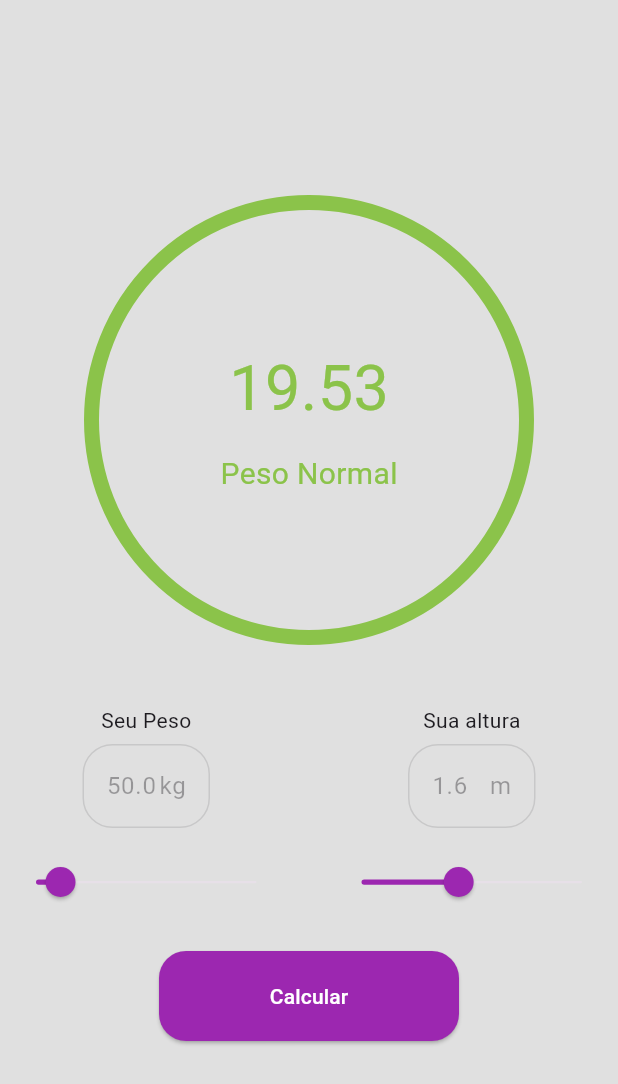
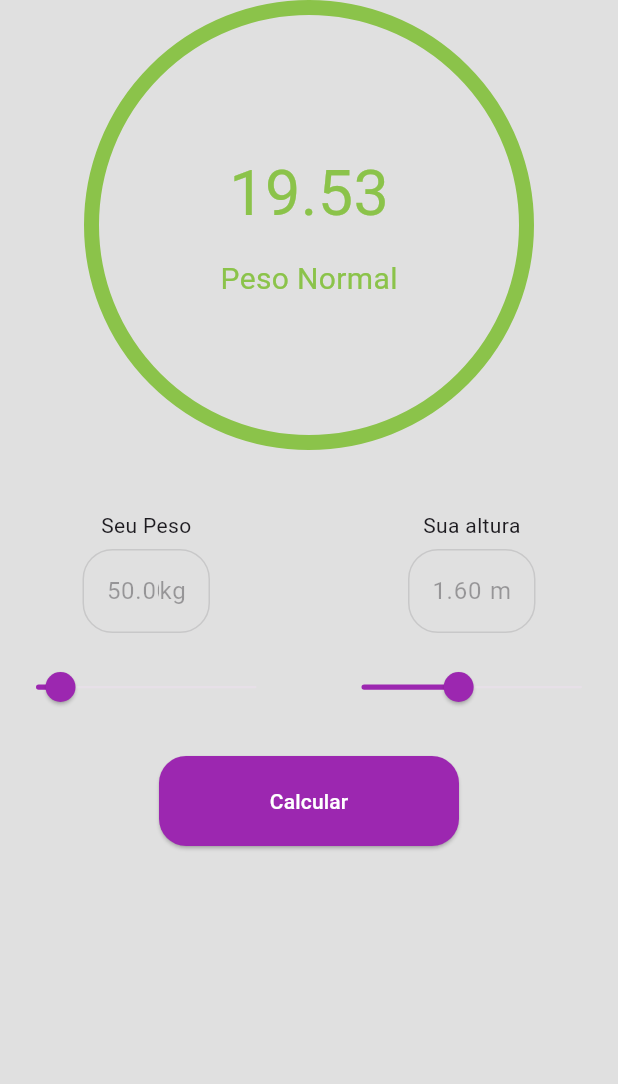
Before and after one commit to Higorbraga01/flutter-imc-app, a Flutter app: the screen it shows after launch, after a tap on "Calcular", on a phone screen of 412 x 824 dp. Shown: the top 1084 px of the screen. Run offline on Flutter 3.47's test engine with Material 3 defaults, Android fonts, the phone set to English and light mode, and no system bars.

Commit message:
fix: ajustes

```diff
--- a/lib/minha_calculadora_imc.dart
+++ b/lib/minha_calculadora_imc.dart
@@ -12,8 +12,9 @@ class CalculadoraImc extends StatefulWidget {
 }
 
 class _CalculadoraImcState extends State<CalculadoraImc> {
-  late TextEditingController pesoController;
-  late TextEditingController alturaController;
+  final TextEditingController pesoController = TextEditingController();
+  final TextEditingController alturaController = TextEditingController();
+
   double _valorPeso = 50;
   double _valorAltura = 1.6;
 
@@ -23,9 +24,8 @@ class _CalculadoraImcState extends State<CalculadoraImc> {
 
   @override
   void initState() {
-    pesoController = TextEditingController(text: _valorPeso.toString());
-    alturaController = TextEditingController(text: _valorAltura.toString());
     super.initState();
+    _updateControllers();
   }
 
   @override
@@ -35,25 +35,77 @@ class _CalculadoraImcState extends State<CalculadoraImc> {
     super.dispose();
   }
 
+  void _updateControllers() {
+    pesoController.text = _valorPeso.toStringAsFixed(2);
+    alturaController.text = _valorAltura.toStringAsFixed(2);
+  }
+
+  void _updateValue(String type, double value) {
+    setState(() {
+      if (type == 'peso') {
+        _valorPeso = value;
+      } else if (type == 'altura') {
+        _valorAltura = value;
+      }
+      _updateControllers();
+    });
+  }
+
+  void _calcularIMC() {
+    final peso = double.tryParse(pesoController.text) ?? 0;
+    final altura = double.tryParse(alturaController.text) ?? 0;
+
+    if (peso <= 0 || altura <= 0) {
+      // Mostrar uma mensagem de erro ao usuário
+      return;
+    }
+
+    setState(() {
+      imc = peso / (altura * altura);
+      classificacao = getClassificacaoImc(imc);
+      corResultado = getCorImc(imc);
+    });
+  }
+
+  String getClassificacaoImc(double? imc) {
+    if (imc == null) return 'Inválido';
+    if (imc < 18.5) return 'Abaixo do Peso';
+    if (imc <= 24.9) return 'Peso Normal';
+    if (imc <= 29.9) return 'Sobrepeso';
+    if (imc <= 34.9) return 'Obesidade Grau I';
+    if (imc <= 39.9) return 'Obesidade Grau II';
+    return 'Obesidade Grau III';
+  }
+
+  Color getCorImc(double? imc) {
+    if (imc == null) return Colors.grey;
+    if (imc < 18.5) return Colors.blue;
+    if (imc <= 24.9) return Colors.lightGreen;
+    if (imc <= 29.9) return Colors.orange;
+    if (imc <= 34.9) return Colors.orangeAccent;
+    if (imc <= 39.9) return Colors.redAccent;
+    return Colors.red;
+  }
+
   @override
   Widget build(BuildContext context) {
     return Scaffold(
       backgroundColor: Colors.grey[300],
-      body: SizedBox(
+      body: SingleChildScrollView(
+        child: SizedBox(
           width: double.infinity,
           child: Column(
             mainAxisAlignment: MainAxisAlignment.center,
             crossAxisAlignment: CrossAxisAlignment.center,
             children: [
               imc == null
-                ? AlertMessage()
+                  ? const AlertMessage()
                   : InfoImc(
                       corResultado: corResultado,
                       imc: imc,
-                    classificacao: classificacao),
-            SizedBox(
-              height: 40,
+                      classificacao: classificacao,
                     ),
+              const SizedBox(height: 40),
               Row(
                 mainAxisAlignment: MainAxisAlignment.center,
                 children: [
@@ -62,88 +114,32 @@ class _CalculadoraImcState extends State<CalculadoraImc> {
                     sufixoLabel: 'kg',
                     width: 85,
                     controller: pesoController,
-                  onChanged: (peso) {
-                    setState(() {
-                      _valorPeso = peso;
-                      pesoController.text = _valorPeso.toStringAsFixed(2);
-                    });
-                  },
+                    onChanged: (peso) => _updateValue('peso', peso),
                     value: _valorPeso,
                     valorMinimo: 20,
                     valorMaximo: 300,
                     divisions: 280,
                   ),
-                SizedBox(
-                  width: 22,
-                ),
+                  const SizedBox(width: 22),
                   AjusteValoresInput(
                     label: 'Sua altura',
                     sufixoLabel: 'm',
                     width: 85,
                     controller: alturaController,
-                    onChanged: (altura) {
-                      setState(() {
-                        _valorAltura = altura;
-                        alturaController.text = _valorAltura.toStringAsFixed(2);
-                      });
-                    },
+                    onChanged: (altura) => _updateValue('altura', altura),
                     value: _valorAltura,
                     valorMinimo: 0.5,
                     valorMaximo: 3.0,
-                    divisions: 250),
+                    divisions: 250,
+                  ),
                 ],
               ),
-            SizedBox(
-              height: 22,
+              const SizedBox(height: 22),
+              BotaoCalcularImc(onPressed: _calcularIMC),
+            ],
           ),
-            BotaoCalcularImc(onPressed: () {
-              double peso = pesoController.text != ''
-                  ? double.parse(pesoController.text)
-                  : 0;
-              double altura = alturaController.text != ''
-                  ? double.parse(alturaController.text)
-                  : 0;
-              setState(() {
-                imc = peso / (altura * altura);
-                classificacao = getClassificacaoImc(imc);
-                corResultado = getCorImc(imc);
-              });
-            })
-          ],
         ),
       ),
     );
   }
-
-  String getClassificacaoImc(double? imc) {
-    if (imc! < 18.5) {
-      return 'Abaixo do Peso';
-    } else if (imc > 18.5 && imc < 24.9) {
-      return 'Peso Normal';
-    } else if (imc > 25.0 && imc < 29.9) {
-      return 'Sobrepeso';
-    } else if (imc > 30.0 && imc < 34.9) {
-      return 'Obesidade Grau I';
-    } else if (imc > 35.0 && imc < 39.9) {
-      return 'Obesidade Grau II';
-    } else {
-      return 'Obesidade Grau III';
 }
-  }
-
-  Color getCorImc(double? imc) {
-    if (imc! < 18.5) {
-      return Colors.blue;
-    } else if (imc > 18.5 && imc < 24.9) {
-      return Colors.lightGreen;
-    } else if (imc > 25.0 && imc < 29.9) {
-      return Colors.orange;
-    } else if (imc > 30.0 && imc < 34.9) {
-      return Colors.orangeAccent;
-    } else if (imc > 35.0 && imc < 39.9) {
-      return Colors.redAccent;
-    } else {
-      return Colors.red;
-    }
-  }
-}
```
Lines whose indentation alone changed are shown as unchanged.
